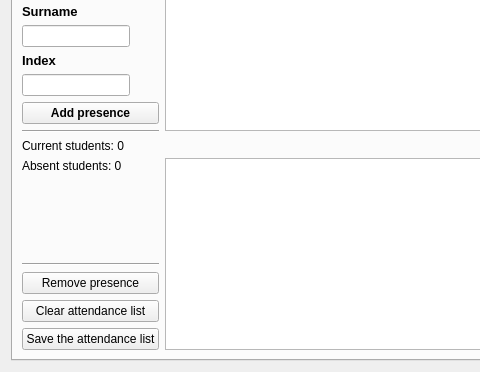
Old version of the form professor/profesor_gui.ui in the repository wranidlo/broadcast_sender_receiver; both pictures show x 0 to 480 and y 128 to 500 of the 600 by 500 pixel window.
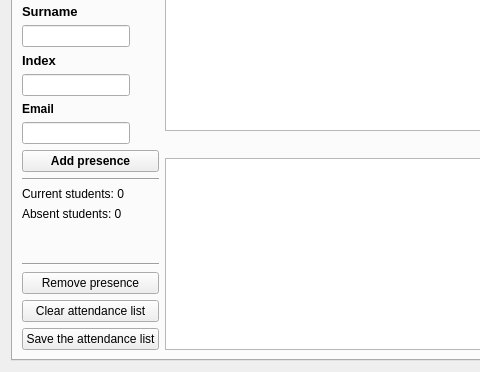
New version of the form. The open tabs and pages were chosen to show the change.

Commit message: email in attendance check

What changed in the file:
```diff
--- a/professor/profesor_gui.ui
+++ b/professor/profesor_gui.ui
@@ -195,6 +195,29 @@
            </property>
           </widget>
          </item>
+         <item>
+          <widget class="QLabel" name="label_19">
+           <property name="font">
+            <font>
+             <weight>75</weight>
+             <bold>true</bold>
+            </font>
+           </property>
+           <property name="text">
+            <string>Email</string>
+           </property>
+          </widget>
+         </item>
+         <item>
+          <widget class="QLineEdit" name="line_edit_student_email">
+           <property name="sizePolicy">
+            <sizepolicy hsizetype="Fixed" vsizetype="Fixed">
+             <horstretch>0</horstretch>
+             <verstretch>0</verstretch>
+            </sizepolicy>
+           </property>
+          </widget>
+         </item>
          <item>
           <widget class="QPushButton" name="button_add_student">
            <property name="font">
```
The commit also changes 2 other files.
